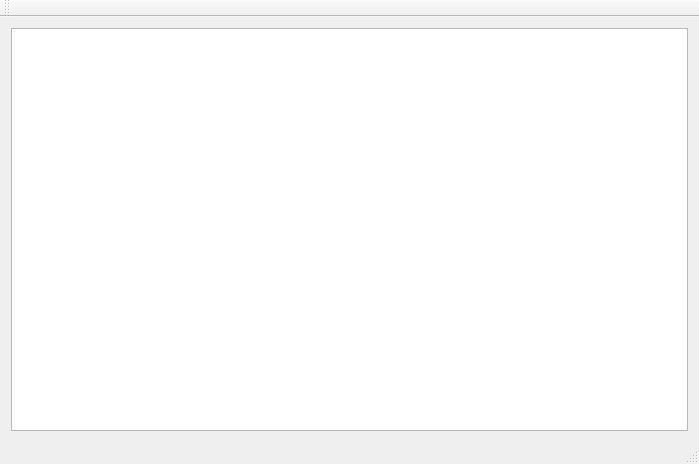
Qt form qredmineclient/test-qredmineclient/mainwindow.ui (babak-ab/RedminePlugin) before a commit.
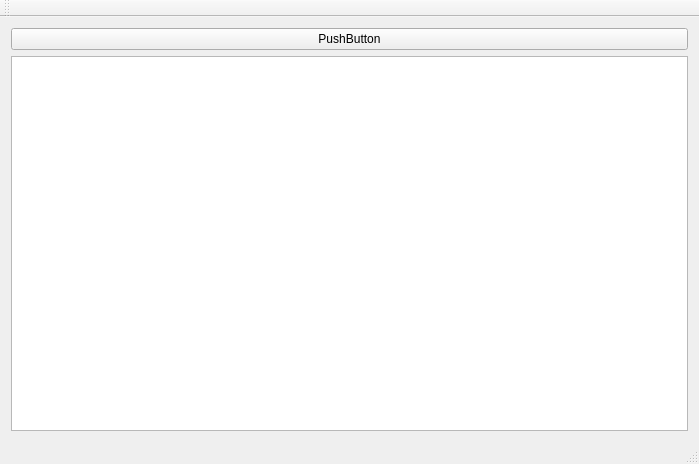
The same form after that commit.

```diff
--- a/qredmineclient/test-qredmineclient/mainwindow.ui
+++ b/qredmineclient/test-qredmineclient/mainwindow.ui
@@ -16,7 +16,33 @@
   <widget class="QWidget" name="centralWidget">
    <layout class="QVBoxLayout" name="verticalLayout">
     <item>
-     <widget class="QTableView" name="tableView"/>
+     <widget class="QPushButton" name="pushButton">
+      <property name="text">
+       <string>PushButton</string>
+      </property>
+     </widget>
+    </item>
+    <item>
+     <widget class="QTableView" name="tableView">
+      <property name="horizontalScrollBarPolicy">
+       <enum>Qt::ScrollBarAsNeeded</enum>
+      </property>
+      <property name="sizeAdjustPolicy">
+       <enum>QAbstractScrollArea::AdjustIgnored</enum>
+      </property>
+      <property name="verticalScrollMode">
+       <enum>QAbstractItemView::ScrollPerPixel</enum>
+      </property>
+      <property name="horizontalScrollMode">
+       <enum>QAbstractItemView::ScrollPerPixel</enum>
+      </property>
+      <property name="wordWrap">
+       <bool>true</bool>
+      </property>
+      <attribute name="horizontalHeaderStretchLastSection">
+       <bool>true</bool>
+      </attribute>
+     </widget>
     </item>
    </layout>
   </widget>
```
